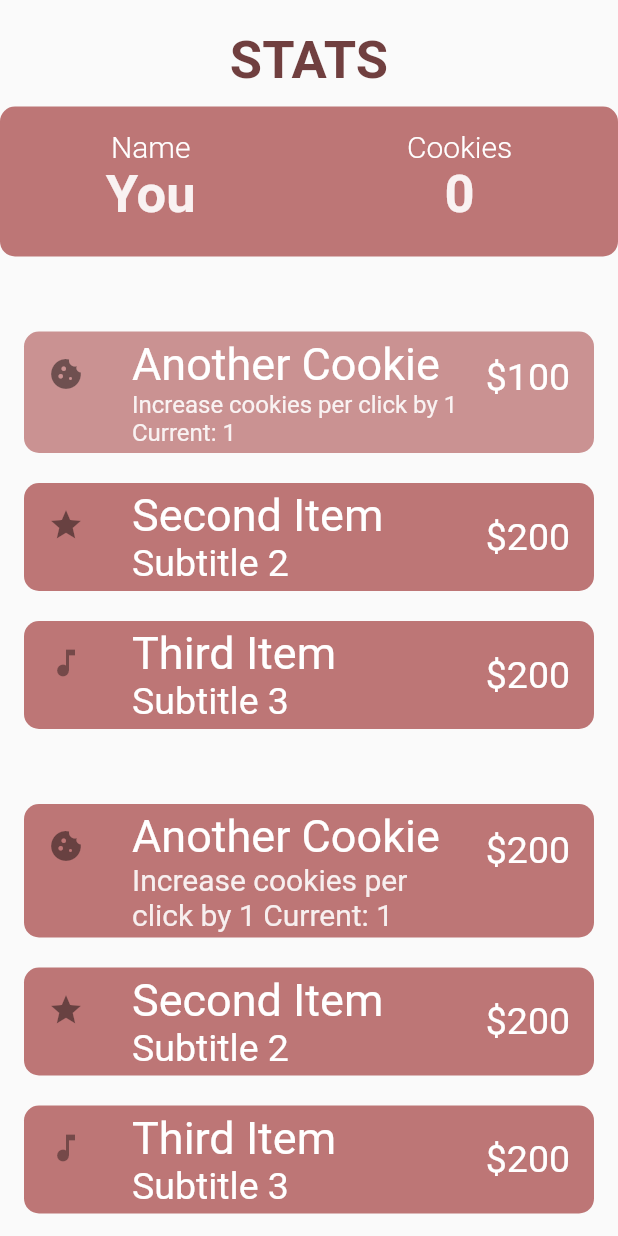
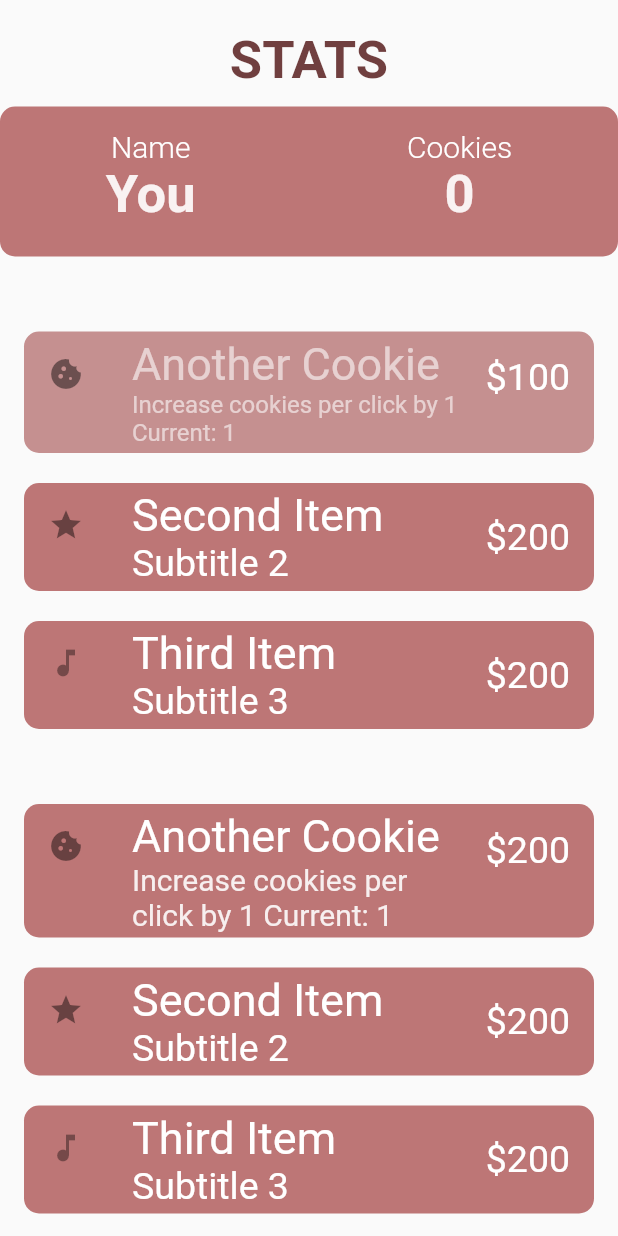
Before and after one commit to anf38/cookies, a Flutter app: the ShopPage screen opened directly, after a tap on "Another Cookie", on a phone screen of 412 x 824 dp. Run offline on Flutter 3.47's test engine with Material 2 defaults, Android fonts, the phone set to English and light mode, and no system bars; drawn by our look-alikes of auto_size_text; our stand-ins replace firebase_auth, firebase_core, firebase_database; accounts and stored records are empty.

Commit message:
styled a light and dark mode (full)

```diff
--- a/lib/screens/CookiePage.dart
+++ b/lib/screens/CookiePage.dart
@@ -99,7 +99,6 @@ class _CookiePageState extends State<CookiePage>
             AutoSizeText(
               '${_counter * -1}',
               style: const TextStyle(
-                    color: Color.fromARGB(255, 112, 63, 63),
                     fontSize: 45,
                     fontWeight: FontWeight.w500,
                   ),
@@ -139,5 +138,7 @@ class _CookiePageState extends State<CookiePage>
   }
 }
 
+//make it so taps are
+
 //https://console.firebase.google.com/u/2/project/learning-firebase-afloate/database/learning-firebase-afloate-default-rtdb/data
 //the hamburger menu in the top left can contain statistics (EX. num clicks, num golden cookies clicked) cookie accessories, achievements
--- a/lib/screens/shop_screen.dart
+++ b/lib/screens/shop_screen.dart
@@ -105,7 +105,6 @@ class _ShopPageState extends State<ShopPage> {
               style: TextStyle(
                 fontSize: 35,
                 fontWeight: FontWeight.w700,
-                color: Color.fromARGB(255, 112, 63, 63),
               ),
             ),
             const SizedBox(
@@ -176,18 +175,22 @@ class _ShopPageState extends State<ShopPage> {
               padding: const EdgeInsets.symmetric(horizontal: 16.0),
               child: ListTile(
                 leading: const Icon(Icons.cookie),
-                title: const Text(
+                title: Text(
                   "Another Cookie",
                   style: TextStyle(
-                    color: Colors.white,
+                    color: yourScore + anotherCookieCost < 1
+                    ?  Colors.white
+                    :  const Color.fromARGB(150, 255, 255, 255),
                     fontSize: 30,
                   ),
                 ),
                 subtitle: AutoSizeText(
                   "Increase cookies per click by 1\nCurrent: $_tapCount",
                   maxLines: 2,
-                  style: const TextStyle(
-                    color: Color.fromARGB(225, 255, 255, 255),
+                  style: TextStyle(
+                    color: yourScore + anotherCookieCost < 1
+                    ?  Colors.white
+                    :  const Color.fromARGB(150, 255, 255, 255),
                     fontSize: 20,
                   ),
                 ),
@@ -201,19 +204,15 @@ class _ShopPageState extends State<ShopPage> {
                 ),
                 onTap: () {
                   setState(() {
-                    if ((yourScore * -1) >= anotherCookieCost) {
-                      //if you can afford
+                    if ((yourScore * -1) >= anotherCookieCost) {//if you can afford
                       _tapCount++;
                       anotherCookieCost = _payment(anotherCookieCost);
-                    } else {
-                      tileColor = const Color.fromARGB(
-                          150, 189, 118, 118); // Change tileColor to invalid
                     }
                   });
                 },
                 tileColor: yourScore + anotherCookieCost < 1
                     ? const Color.fromARGB(255, 189, 118, 118)
-                    : const Color.fromARGB(200, 189, 118, 118),
+                    : const Color.fromARGB(255, 197, 144, 144),
                 shape: RoundedRectangleBorder(
                   borderRadius: BorderRadius.circular(10.0),
                 ),
```
Also changed, not shown: lib/screens/leaderboard_screen.dart (+6 -4 lines), lib/screens/settings_screen.dart (+1 -8 lines).
